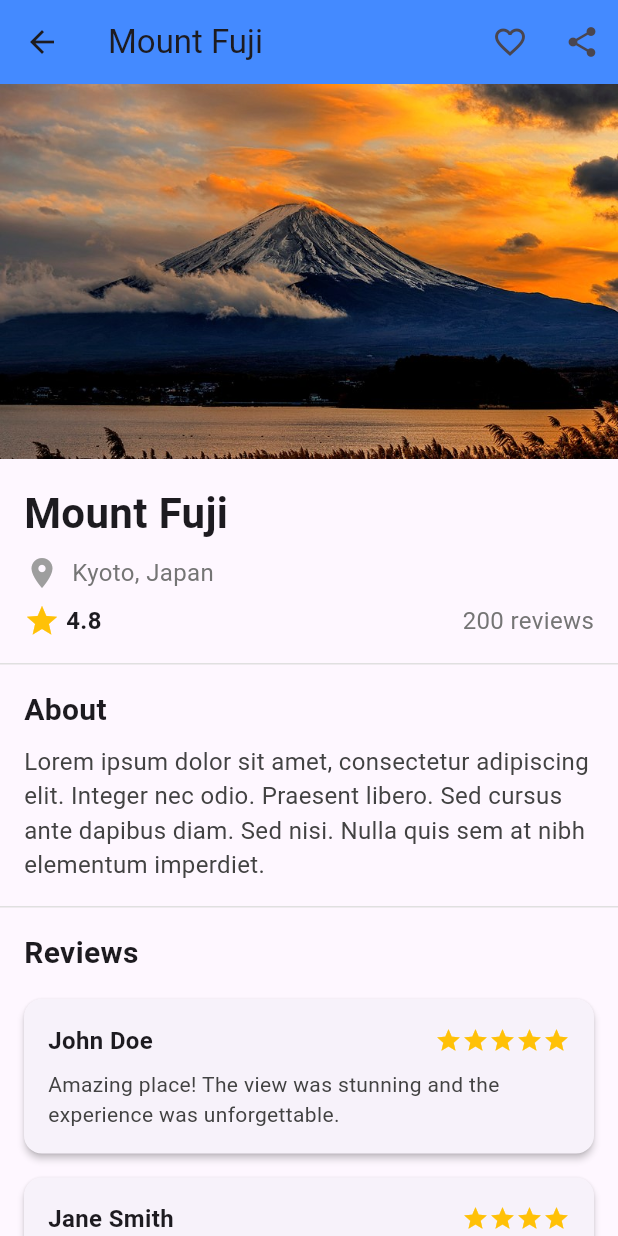
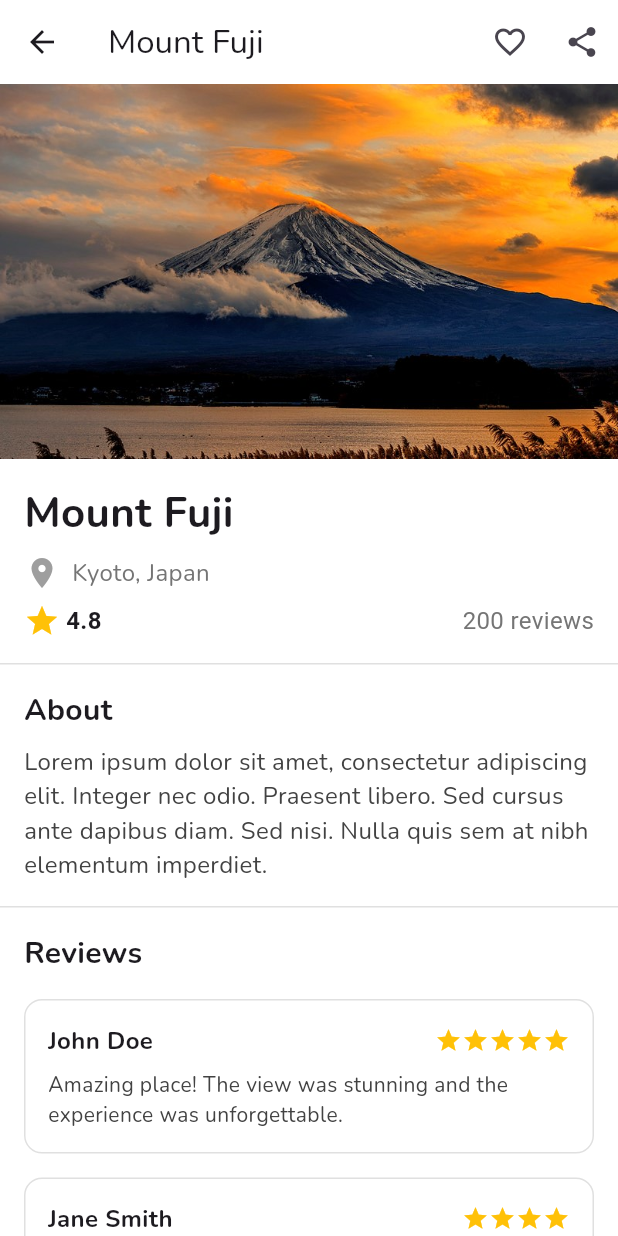
Before and after one commit to zyrridian/travel-guide-app, a Flutter app: the PlaceDetailScreen screen opened directly with sample values from the repository, on a phone screen of 412 x 824 dp. Run offline on Flutter 3.47's test engine with Material 3 defaults, Android fonts, the phone set to English and light mode, and no system bars; our stand-ins replace flutter_bloc, flutter_svg.

Commit message:
feat: add place detail screen

```diff
--- a/lib/features/categories/screens/places_detail_screen.dart
+++ b/lib/features/categories/screens/place_detail_screen.dart
@@ -9,9 +9,13 @@ class PlaceDetailScreen extends StatelessWidget {
   @override
   Widget build(BuildContext context) {
     return Scaffold(
+      backgroundColor: Colors.white,
       appBar: AppBar(
-        title: Text(place.title),
-        backgroundColor: Colors.blueAccent,
+        title: Text(
+          place.title,
+          style: TextStyle(fontFamily: 'Nunito'),
+        ),
+        backgroundColor: Colors.white,
         actions: [
           IconButton(
             icon: Icon(Icons.favorite_border),
@@ -36,11 +40,18 @@ class PlaceDetailScreen extends StatelessWidget {
               height: 250,
               child: PageView(
                 children: [
-                  Image.asset(place.image, fit: BoxFit.cover),
-                  Image.asset('images/categories/placeholder.jpg',
-                      fit: BoxFit.cover),
-                  Image.asset('images/categories/placeholder2.jpg',
-                      fit: BoxFit.cover),
+                  Image.asset(
+                    place.image,
+                    fit: BoxFit.cover,
+                  ),
+                  Image.asset(
+                    'images/categories/beaches.png',
+                    fit: BoxFit.cover,
+                  ),
+                  Image.asset(
+                    'images/categories/historical.png',
+                    fit: BoxFit.cover,
+                  ),
                 ],
               ),
             ),
@@ -53,6 +64,7 @@ class PlaceDetailScreen extends StatelessWidget {
                   Text(
                     place.title,
                     style: TextStyle(
+                      fontFamily: 'Nunito',
                       fontSize: 28,
                       fontWeight: FontWeight.bold,
                     ),
@@ -64,7 +76,11 @@ class PlaceDetailScreen extends StatelessWidget {
                       SizedBox(width: 8),
                       Text(
                         place.location,
-                        style: TextStyle(fontSize: 16, color: Colors.grey[600]),
+                        style: TextStyle(
+                          fontFamily: 'Nunito',
+                          fontSize: 16,
+                          color: Colors.grey[600],
+                        ),
                       ),
                     ],
                   ),
@@ -79,13 +95,18 @@ class PlaceDetailScreen extends StatelessWidget {
                           Text(
                             '${place.rating}',
                             style: TextStyle(
-                                fontSize: 16, fontWeight: FontWeight.bold),
+                              fontSize: 16,
+                              fontWeight: FontWeight.bold,
+                            ),
                           ),
                         ],
                       ),
                       Text(
                         '${place.reviews} reviews',
-                        style: TextStyle(fontSize: 16, color: Colors.grey[600]),
+                        style: TextStyle(
+                          fontSize: 16,
+                          color: Colors.grey[600],
+                        ),
                       ),
                     ],
                   ),
@@ -101,14 +122,22 @@ class PlaceDetailScreen extends StatelessWidget {
                 children: [
                   Text(
                     'About',
-                    style: TextStyle(fontSize: 20, fontWeight: FontWeight.bold),
+                    style: TextStyle(
+                      fontFamily: 'Nunito',
+                      fontSize: 20,
+                      fontWeight: FontWeight.bold,
+                    ),
                   ),
                   SizedBox(height: 8),
                   Text(
                     'Lorem ipsum dolor sit amet, consectetur adipiscing elit. Integer nec odio. '
                     'Praesent libero. Sed cursus ante dapibus diam. Sed nisi. Nulla quis sem at nibh '
                     'elementum imperdiet.',
-                    style: TextStyle(fontSize: 16, color: Colors.grey[800]),
+                    style: TextStyle(
+                      fontFamily: 'Nunito',
+                      fontSize: 16,
+                      color: Colors.grey[800],
+                    ),
                   ),
                 ],
               ),
@@ -122,7 +151,11 @@ class PlaceDetailScreen extends StatelessWidget {
                 children: [
                   Text(
                     'Reviews',
-                    style: TextStyle(fontSize: 20, fontWeight: FontWeight.bold),
+                    style: TextStyle(
+                      fontFamily: 'Nunito',
+                      fontSize: 20,
+                      fontWeight: FontWeight.bold,
+                    ),
                   ),
                   SizedBox(height: 16),
                   ReviewCard(
@@ -149,7 +182,11 @@ class PlaceDetailScreen extends StatelessWidget {
                 children: [
                   Text(
                     'Location',
-                    style: TextStyle(fontSize: 20, fontWeight: FontWeight.bold),
+                    style: TextStyle(
+                      fontFamily: 'Nunito',
+                      fontSize: 20,
+                      fontWeight: FontWeight.bold,
+                    ),
                   ),
                   SizedBox(height: 16),
                   Container(
@@ -161,7 +198,10 @@ class PlaceDetailScreen extends StatelessWidget {
                     child: Center(
                       child: Text(
                         'Map Placeholder',
-                        style: TextStyle(color: Colors.grey[600]),
+                        style: TextStyle(
+                          fontFamily: 'Nunito',
+                          color: Colors.grey[600],
+                        ),
                       ),
                     ),
                   ),
@@ -190,9 +230,13 @@ class ReviewCard extends StatelessWidget {
   @override
   Widget build(BuildContext context) {
     return Card(
-      elevation: 2,
+      elevation: 0,
+      color: Colors.white,
       margin: const EdgeInsets.only(bottom: 16.0),
-      shape: RoundedRectangleBorder(borderRadius: BorderRadius.circular(12)),
+      shape: RoundedRectangleBorder(
+        borderRadius: BorderRadius.circular(12),
+        side: BorderSide(color: Color(0xFFE0E0E0)),
+      ),
       child: Padding(
         padding: const EdgeInsets.all(16.0),
         child: Column(
@@ -203,7 +247,11 @@ class ReviewCard extends StatelessWidget {
               children: [
                 Text(
                   user,
-                  style: TextStyle(fontWeight: FontWeight.bold, fontSize: 16),
+                  style: TextStyle(
+                    fontFamily: 'Nunito',
+                    fontWeight: FontWeight.bold,
+                    fontSize: 16,
+                  ),
                 ),
                 Row(
                   children: List.generate(
@@ -216,7 +264,11 @@ class ReviewCard extends StatelessWidget {
             SizedBox(height: 8),
             Text(
               review,
-              style: TextStyle(fontSize: 14, color: Colors.grey[800]),
+              style: TextStyle(
+                fontFamily: 'Nunito',
+                fontSize: 14,
+                color: Colors.grey[800],
+              ),
             ),
           ],
         ),
--- a/lib/features/home/widgets/popular_place_card.dart
+++ b/lib/features/home/widgets/popular_place_card.dart
@@ -1,6 +1,7 @@
 // ignore_for_file: public_member_api_docs, sort_constructors_first
 import 'package:flutter/material.dart';
-import 'package:travel_guide_app/core/utils/popular_place_dummy.dart';
+import 'package:travel_guide_app/core/models/place.dart';
+import 'package:travel_guide_app/features/categories/screens/place_detail_screen.dart';
 
 class PopularPlaceCard extends StatelessWidget {
   final String image;
@@ -20,7 +21,22 @@ class PopularPlaceCard extends StatelessWidget {
 
   @override
   Widget build(BuildContext context) {
-    return Card(
+    return GestureDetector(
+      onTap: () => Navigator.push(
+        context,
+        MaterialPageRoute(
+          builder: (context) => PlaceDetailScreen(
+            place: Place(
+              image: image,
+              title: title,
+              location: location,
+              rating: rating,
+              reviews: reviews,
+            ),
+          ),
+        ),
+      ),
+      child: Card(
         color: Colors.white,
         shape: RoundedRectangleBorder(
           borderRadius: BorderRadius.circular(20),
@@ -142,6 +158,7 @@ class PopularPlaceCard extends StatelessWidget {
             ],
           ),
         ),
+      ),
     );
   }
 }
```
Lines whose indentation alone changed are shown as unchanged.
